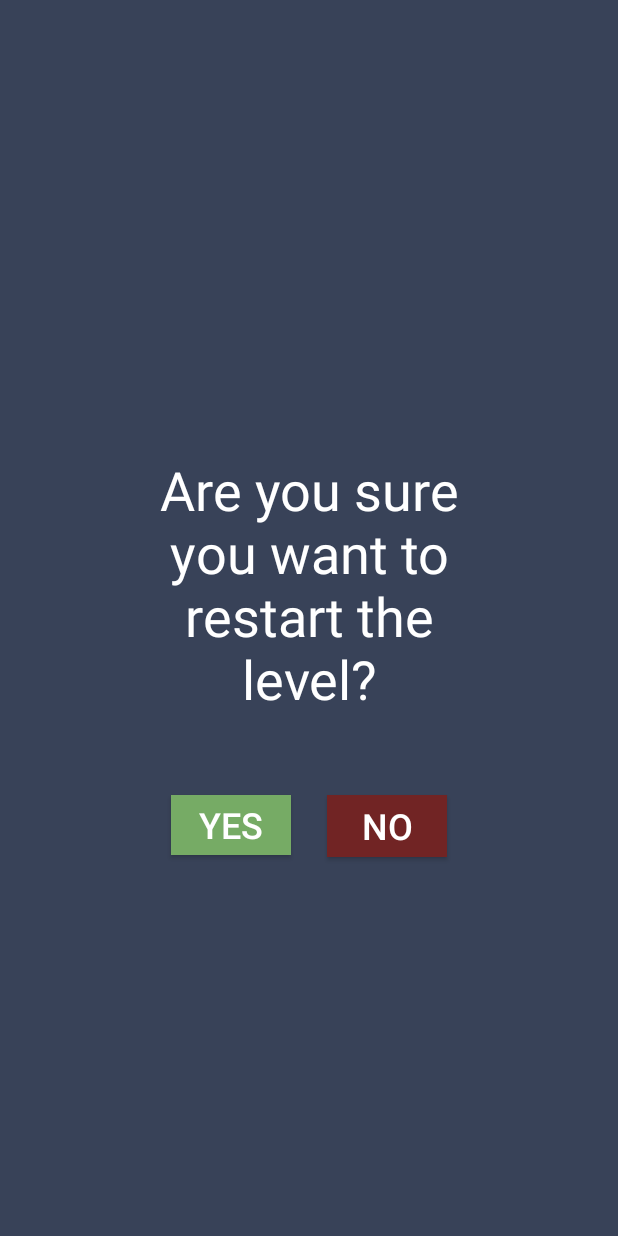
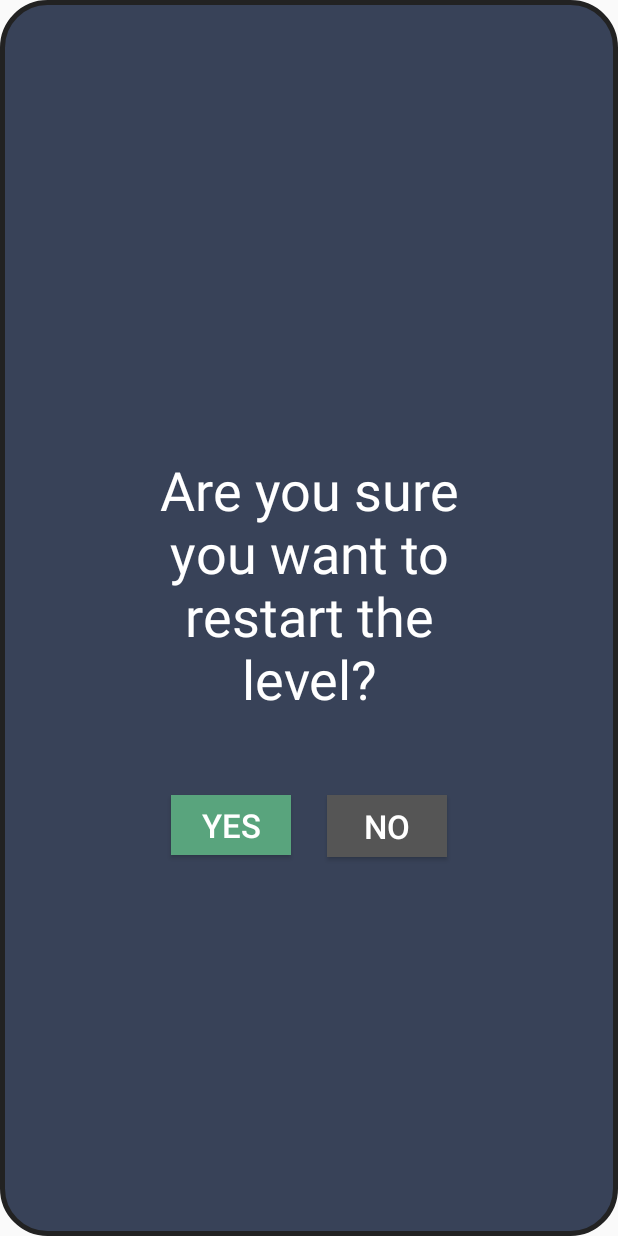
Before and after one commit to knloomis/PocketLogic_CSUCI_Spring2018, an Android app: the layout activity_restart_confirm_popup.xml on its own in the app's theme, with its tools: preview values and no code run, on a phone screen of 412 x 824 dp. Run offline under Robolectric (Android 15) with nearby library versions, the phone set to English and light mode, and no system bars.

Commit message:
Minor edits to quit/restart popup appearance
Rounded corners of the popup and changed the color of the buttons to match the rest of the app

```diff
--- a/app/src/main/java/com/pocketlogic/pocketlogic/QuitConfirmPopupActivity.java
+++ b/app/src/main/java/com/pocketlogic/pocketlogic/QuitConfirmPopupActivity.java
@@ -2,6 +2,8 @@
 
 import android.app.Activity;
 import android.content.Intent;
+import android.graphics.Color;
+import android.graphics.drawable.ColorDrawable;
 import android.support.v7.app.AppCompatActivity;
 import android.os.Bundle;
 import android.util.DisplayMetrics;
@@ -59,5 +61,8 @@
         params.x=0;
         params.y=-20;
         getWindow().setAttributes(params);
+
+        getWindow().setBackgroundDrawable(new ColorDrawable(Color.TRANSPARENT));
+
     }
 }
--- a/app/src/main/java/com/pocketlogic/pocketlogic/RestartConfirmPopupActivity.java
+++ b/app/src/main/java/com/pocketlogic/pocketlogic/RestartConfirmPopupActivity.java
@@ -2,6 +2,8 @@
 
 import android.app.Activity;
 import android.content.Intent;
+import android.graphics.Color;
+import android.graphics.drawable.ColorDrawable;
 import android.support.v7.app.AppCompatActivity;
 import android.os.Bundle;
 import android.util.DisplayMetrics;
@@ -63,5 +65,7 @@
         params.x=0;
         params.y=-20;
         getWindow().setAttributes(params);
+
+        getWindow().setBackgroundDrawable(new ColorDrawable(Color.TRANSPARENT));
     }
 }
--- a/app/src/main/res/drawable/popup_confirm_bg.xml
+++ b/app/src/main/res/drawable/popup_confirm_bg.xml
@@ -1,7 +1,13 @@
-<?xml version="1.0" encoding="utf-8"?>
-<shape xmlns:android="http://schemas.android.com/apk/res/android">
-    <gradient
-        android:startColor="@color/colorPrimary"
-        android:endColor="@color/colorPrimary"
-        android:angle="90" />
+<shape xmlns:android="http://schemas.android.com/apk/res/android"
+    android:shape="rectangle">
+    <corners
+        android:topLeftRadius="30dp"
+        android:topRightRadius="30dp"
+        android:bottomRightRadius="30dp"
+        android:bottomLeftRadius="30dp" />
+    <stroke
+        android:width="3dp"
+        android:color="#222" />
+    <solid
+        android:color="@color/colorPrimary"/>
 </shape>
--- a/app/src/main/res/layout/activity_quit_confirm_popup.xml
+++ b/app/src/main/res/layout/activity_quit_confirm_popup.xml
@@ -13,7 +13,7 @@
         android:layout_height="41dp"
         android:layout_marginEnd="8dp"
         android:layout_marginTop="8dp"
-        android:background="#FF712424"
+        android:background="@color/grey"
         android:text="NO"
         android:textColor="@color/white"
         android:textSize="24sp"
@@ -26,7 +26,7 @@
         android:layout_height="40dp"
         android:layout_marginStart="8dp"
         android:layout_marginTop="8dp"
-        android:background="@color/colorAccent"
+        android:background="@color/buttonGreen"
         android:text="YES"
         android:textColor="@color/white"
         android:textSize="24sp"
--- a/app/src/main/res/layout/activity_restart_confirm_popup.xml
+++ b/app/src/main/res/layout/activity_restart_confirm_popup.xml
@@ -13,10 +13,10 @@
         android:layout_height="41dp"
         android:layout_marginEnd="8dp"
         android:layout_marginTop="8dp"
-        android:background="#FF712424"
+        android:background="@color/grey"
         android:text="NO"
         android:textColor="@color/white"
-        android:textSize="24sp"
+        android:textSize="22sp"
         app:layout_constraintEnd_toEndOf="@+id/textView2"
         app:layout_constraintTop_toBottomOf="@+id/textView2" />
 
@@ -26,10 +26,10 @@
         android:layout_height="40dp"
         android:layout_marginStart="8dp"
         android:layout_marginTop="8dp"
-        android:background="@color/colorAccent"
+        android:background="@color/buttonGreen"
         android:text="YES"
         android:textColor="@color/white"
-        android:textSize="24sp"
+        android:textSize="22sp"
         app:layout_constraintStart_toStartOf="@+id/textView2"
         app:layout_constraintTop_toBottomOf="@+id/textView2" />
 
```
